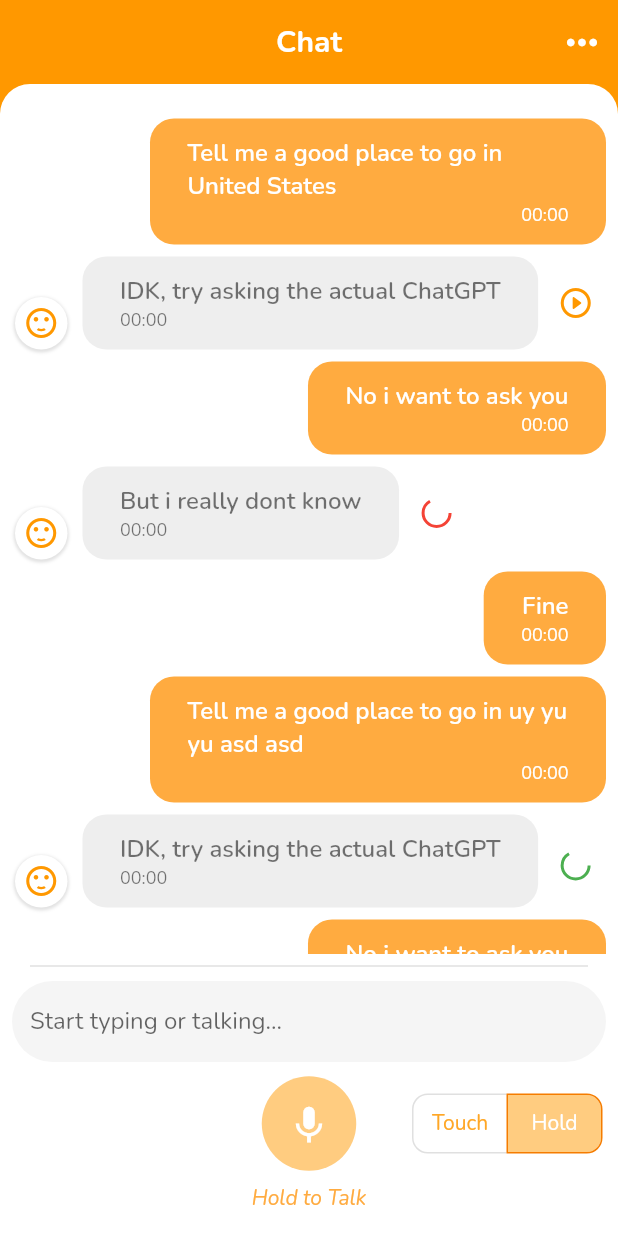
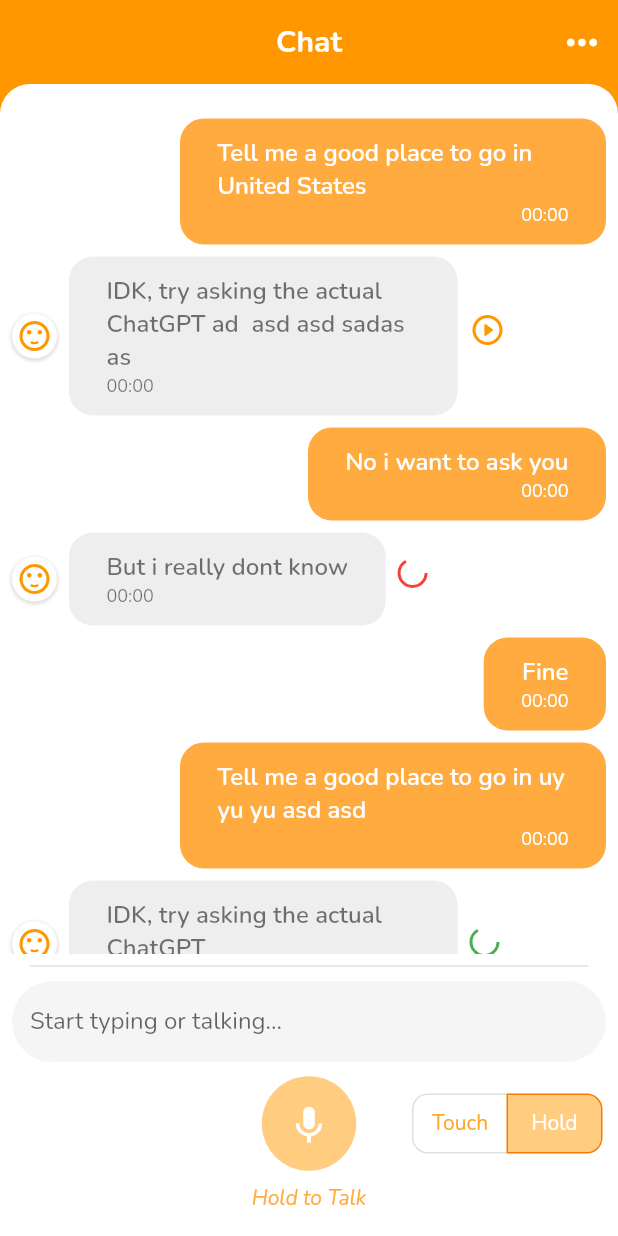
Before and after one commit to phatng45/VoiceGPT, a Flutter app: the screen it shows after launch, on a phone screen of 412 x 824 dp. Run offline on Flutter 3.47's test engine with Material 2 defaults, Android fonts, the phone set to English and light mode, and no system bars; drawn by our look-alikes of avatar_glow; our stand-ins replace google_fonts, loading_animation_widget, speech_to_text; missing offline and left inert: flag.

Commit message:
fix constraints

```diff
--- a/lib/HomePage/chat_page_widget.dart
+++ b/lib/HomePage/chat_page_widget.dart
@@ -25,7 +25,7 @@ class _ChatPageState extends State<ChatPage> {
     ),
     Message(
         isUser: false,
-        text: 'IDK, try asking the actual ChatGPT',
+        text: 'IDK, try asking the actual ChatGPT ad  asd asd sadas  as',
         state: SystemMessageState.CanPlay),
     Message(
       isUser: true,
@@ -237,8 +237,9 @@ class _ChatPageState extends State<ChatPage> {
                         onPressed: () {},
                         iconSize: 50,
                         icon: Container(
-                          decoration:
-                              const BoxDecoration(shape: BoxShape.circle, boxShadow: [
+                          decoration: const BoxDecoration(
+                              shape: BoxShape.circle,
+                              boxShadow: [
                                 BoxShadow(
                                   color: Colors.black38,
                                   offset: Offset(0, 1),
@@ -261,8 +262,9 @@ class _ChatPageState extends State<ChatPage> {
                         onPressed: () {},
                         iconSize: 50,
                         icon: Container(
-                          decoration:
-                              const BoxDecoration(shape: BoxShape.circle, boxShadow: [
+                          decoration: const BoxDecoration(
+                              shape: BoxShape.circle,
+                              boxShadow: [
                                 BoxShadow(
                                   color: Colors.black38,
                                   offset: Offset(0, 1),
@@ -426,63 +428,53 @@ class _ChatPageState extends State<ChatPage> {
   }
 
   void _listen() async {
-    setState(() => _isListening = !_isListening);
-    return;
+    // setState(() => _isListening = !_isListening);
+    // return;
     if (!_isListening) {
-      bool available = await _speech.initialize();
+      bool available = await _speech.initialize(
+        onStatus: (val) => print('onStatus $val'),
+        onError: (val) => print('onError $val'),
+      );
       if (available) {
         setState(() => _isListening = true);
         _speech.listen(
             onResult: (val) => setState(() {
+                  print('onResult $val');
                   _input = val.recognizedWords;
                   if (val.hasConfidenceRating && val.confidence > 0) {
                     _confidence = val.confidence;
                   }
                 }));
+      }
     } else {
       setState(() => _isListening = false);
       _speech.stop();
-      }
     }
   }
 
   Widget _buildSystemMessage(Message m) {
     return Align(
       alignment: Alignment.centerLeft,
+      child: Expanded(
         child: Row(
+          // crossAxisAlignment: CrossAxisAlignment.center ,
           children: [
-          Row(
-            crossAxisAlignment: CrossAxisAlignment.end,
-            children: [
-              Container(
-                margin: EdgeInsets.symmetric(horizontal: 10),
-                width: 35,
-                height: 35,
-                decoration: BoxDecoration(
-                    borderRadius: BorderRadius.circular(20),
-                    color: Colors.white,
-                    boxShadow: [
-                      BoxShadow(
-                        color: Colors.grey.withOpacity(0.3),
-                        spreadRadius: 1,
-                        blurRadius: 1,
-                        offset: Offset(0, 1), // changes position of shadow
-                      ),
-                    ]),
-                child: Icon(
-                  Icons.sentiment_satisfied,
-                  color: Colors.orange,
-                ),
-              ),
-              Container(
-                margin: EdgeInsets.fromLTRB(0, 8, 10, 0),
+            // Align(alignment: Alignment.bottomRight,child: ,)  ,
+            _buildSystemChatIcon(),
+
+            Flexible(
+              child: ConstrainedBox(
+                constraints: BoxConstraints(maxWidth: 275),
+                child: Container(
+                  margin: EdgeInsets.fromLTRB(8, 8, 8, 0),
                   padding: EdgeInsets.symmetric(horizontal: 25, vertical: 12),
+                  // width: 200,
                   decoration: BoxDecoration(
                     color: Colors.grey[200],
                     borderRadius: BorderRadius.circular(16),
                   ),
                   child: Column(
-                  mainAxisSize: MainAxisSize.min,
+                    mainAxisSize: MainAxisSize.max,
                     crossAxisAlignment: CrossAxisAlignment.start,
                     children: [
                       Text(
@@ -501,49 +493,70 @@ class _ChatPageState extends State<ChatPage> {
                     ],
                   ),
                 ),
+              ),
+            ),
+            _buildCurrentVoiceGPTState(m),
+
           ],
         ),
-          Padding(
-            padding: const EdgeInsets.only(top: 8.0),
-            child: Container(
-                width: 30, height: 30, child: _buildCurrentVoiceGPTState(m)),
       ),
-        ],
+    );
+  }
+
+  Container _buildSystemChatIcon() {
+    return Container(
+      margin: const EdgeInsets.fromLTRB(8, 8, 0, 0),
+      width: 30,
+      height: 30,
+      decoration: BoxDecoration(
+          borderRadius: BorderRadius.circular(20),
+          color: Colors.white,
+          boxShadow: [
+            BoxShadow(
+              color: Colors.grey.withOpacity(0.3),
+              spreadRadius: 1,
+              blurRadius: 1,
+              offset: Offset(0, 1), // changes position of shadow
+            ),
+          ]),
+      child: const Icon(
+        Icons.sentiment_satisfied,
+        color: Colors.orange,
       ),
     );
   }
 
   Widget _buildUserMessage(Message m) {
     return Align(
-      alignment: m.isUser ? Alignment.centerRight : Alignment.centerLeft,
+      alignment: Alignment.centerRight,
+      child: Flexible(
+        child: ConstrainedBox(
+          constraints: BoxConstraints(maxWidth: 300),
           child: Container(
-        margin: m.isUser
-            ? EdgeInsets.fromLTRB(100, 8, 8, 0)
-            : EdgeInsets.fromLTRB(8, 8, 100, 0),
+            margin: EdgeInsets.fromLTRB(8, 8, 8, 0),
             padding: EdgeInsets.symmetric(horizontal: 25, vertical: 12),
             decoration: BoxDecoration(
-          color: m.isUser ? Colors.orangeAccent : Colors.grey[200],
+              color: Colors.orangeAccent,
               borderRadius: BorderRadius.circular(16),
             ),
             child: Column(
               mainAxisSize: MainAxisSize.min,
-          crossAxisAlignment:
-              m.isUser ? CrossAxisAlignment.end : CrossAxisAlignment.start,
+              crossAxisAlignment: CrossAxisAlignment.end,
               children: [
                 Text(
                   m.text,
                   style: TextStyle(
                       fontWeight: FontWeight.w600,
-                  color: m.isUser ? Colors.white : Colors.black54,
+                      color: Colors.white,
                       fontSize: 16),
                 ),
                 Text(
                   m.time,
-              style: TextStyle(
-                  color: m.isUser ? Colors.white : Colors.black54,
-                  fontSize: 12),
+                  style: TextStyle(color: Colors.white, fontSize: 12),
                 ),
               ],
+            ),
+          ),
         ),
       ),
     );
```
Lines whose indentation alone changed are shown as unchanged.
